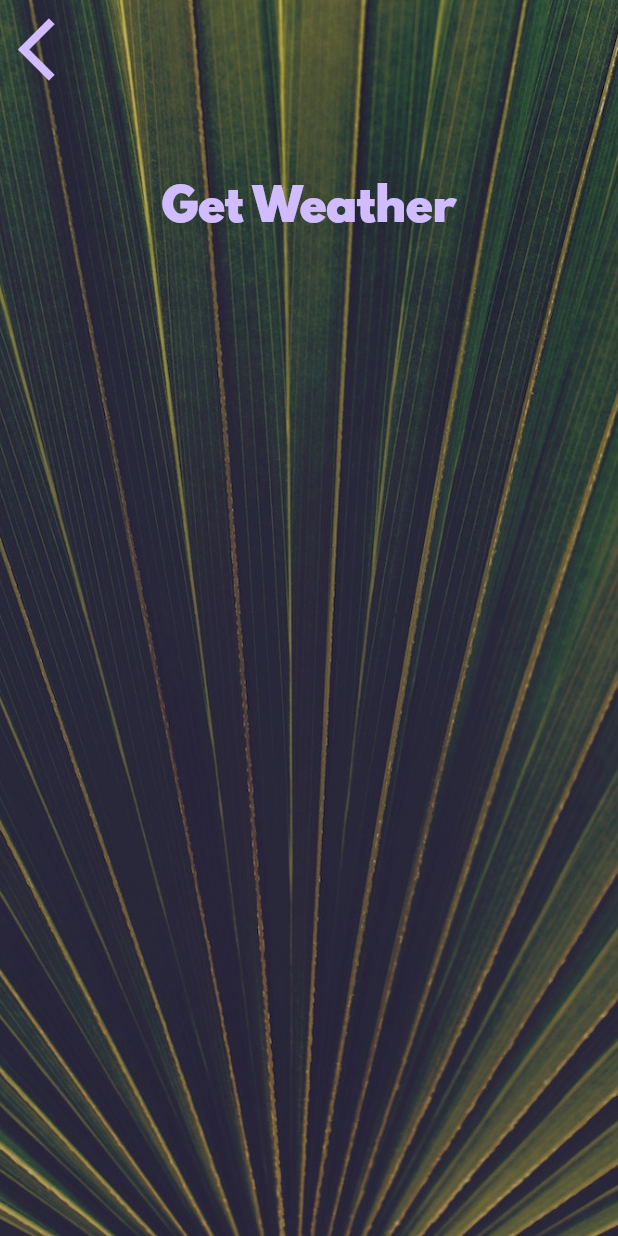
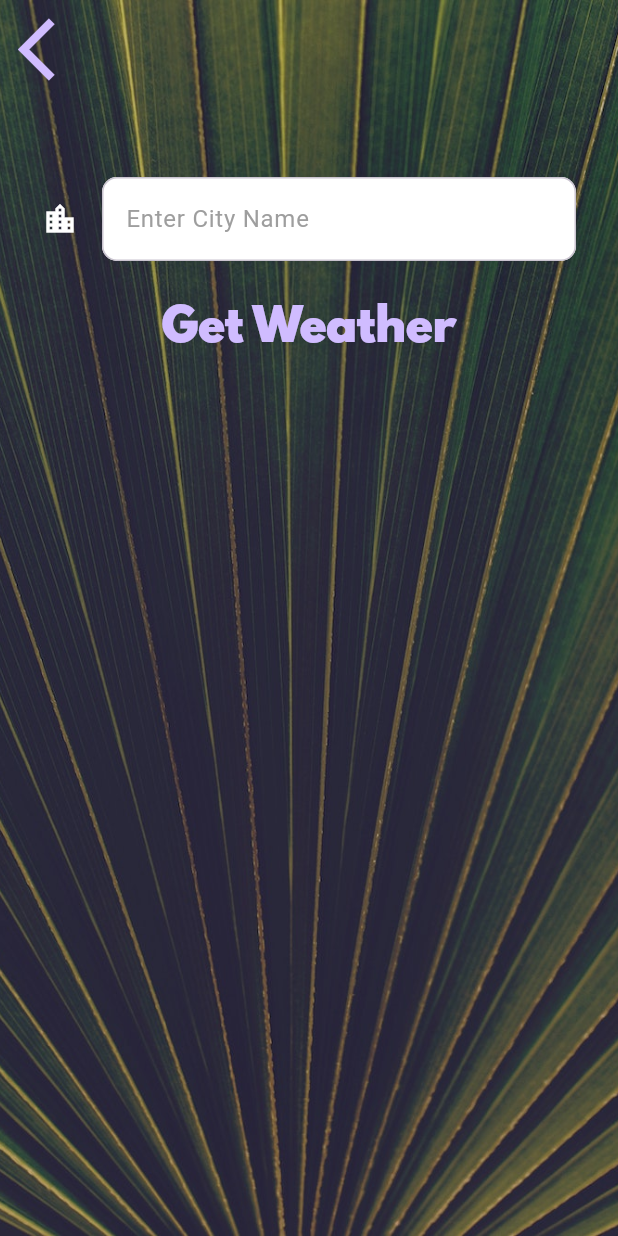
Before and after one commit to angelof-exe/weather_app, a Flutter app: the CityScreen screen opened directly, after a tap on "Get Weather", on a phone screen of 412 x 824 dp. Run offline on Flutter 3.47's test engine with Material 3 defaults, Android fonts, the phone set to English and light mode, and no system bars; our stand-ins replace flutter_spinkit, geolocator; network calls fail.

Commit message:
refact: added InputField

```diff
--- a/lib/screens/city_screen.dart
+++ b/lib/screens/city_screen.dart
@@ -8,6 +8,8 @@ class CityScreen extends StatefulWidget {
 }
 
 class _CityScreenState extends State<CityScreen> {
+  late String cityName;
+
   @override
   Widget build(BuildContext context) {
     return Scaffold(
@@ -36,8 +38,20 @@ class _CityScreenState extends State<CityScreen> {
                 padding: const EdgeInsets.all(20.0),
                 child: null,
               ),
+              Padding(
+                padding: EdgeInsets.symmetric(horizontal: 28.0, vertical: 12),
+                child: TextField(
+                  style: TextStyle(color: Colors.black),
+                  decoration: kTextFieldInputDecoration,
+                  onChanged: (value) {
+                    cityName = value;
+                  },
+                ),
+              ),
               TextButton(
-                onPressed: () {},
+                onPressed: () {
+                  Navigator.pop(context, cityName);
+                },
                 child: const Text(
                   'Get Weather',
                   style: kButtonTextStyle,
```
